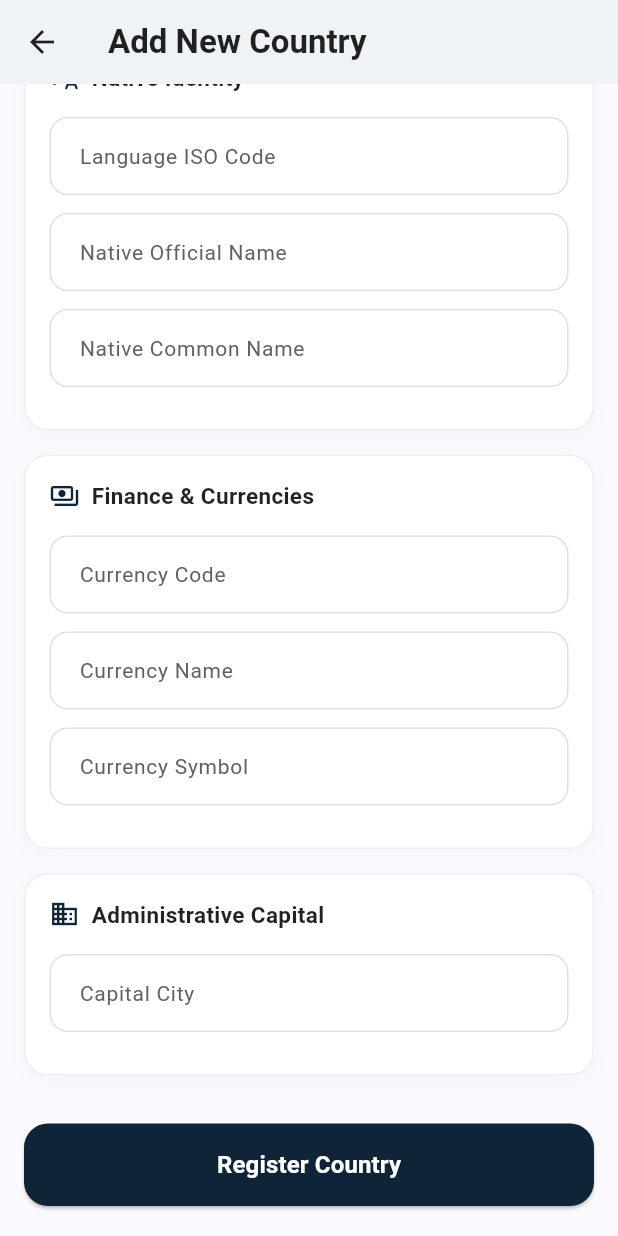
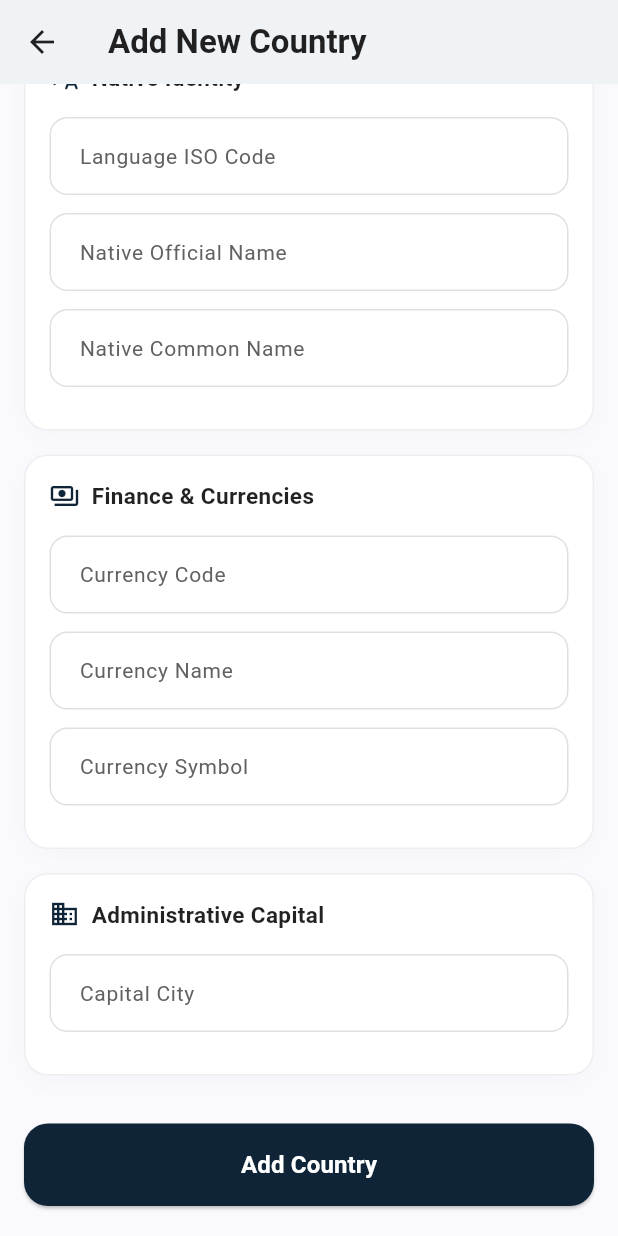
Before and after one commit to Efrata-Habte/CRUD-API-consumption, a Flutter app: the CountryFormScreen screen opened directly, scrolled down 267 dp, on a phone screen of 412 x 824 dp. Run offline on Flutter 3.47's test engine with Material 3 defaults, Android fonts, the phone set to English and light mode, and no system bars; network calls fail.

```diff
--- a/crud_api_consumption_http/lib/screens/country_form_screen.dart
+++ b/crud_api_consumption_http/lib/screens/country_form_screen.dart
@@ -136,7 +136,7 @@ class _CountryFormScreenState extends State<CountryFormScreen> {
         elevation: 0,
         foregroundColor: Colors.black87,
         title: Text(
-          isCreate ? 'Add New Country' : 'Edit Country Info',
+          isCreate ? 'Add New Country' : 'Update Country Info',
           style: const TextStyle(fontWeight: FontWeight.bold),
         ),
       ),
@@ -247,7 +247,7 @@ class _CountryFormScreenState extends State<CountryFormScreen> {
                                 ),
                               )
                             : Text(
-                                isCreate ? 'Register Country' : 'Save Modifications',
+                                isCreate ? 'Add Country' : 'Update Country',
                                 style: const TextStyle(fontSize: 16, fontWeight: FontWeight.bold),
                               ),
                       ),
```
Also changed, not shown: 10 other files.
